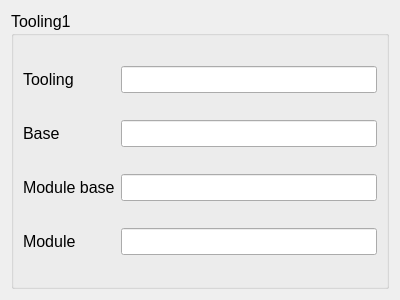
Before: the Qt Designer form Robot_v1/prescangroupbox.ui in wayneliu0512/Robot_v1, drawn with Qt 5.
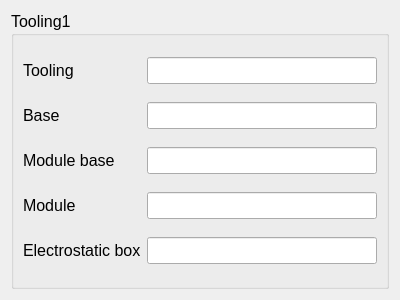
After: the same form once the commit is applied.

```diff
--- a/Robot_v1/prescangroupbox.ui
+++ b/Robot_v1/prescangroupbox.ui
@@ -105,6 +105,16 @@
         </property>
        </widget>
       </item>
+      <item row="4" column="0">
+       <widget class="QLabel" name="label_5">
+        <property name="text">
+         <string>Electrostatic box</string>
+        </property>
+       </widget>
+      </item>
+      <item row="4" column="1">
+       <widget class="QLineEdit" name="lineEdit_ElecBox"/>
+      </item>
      </layout>
     </widget>
    </item>
```
Left out of the diff: 26 changed lines with no effect on the pictures.
